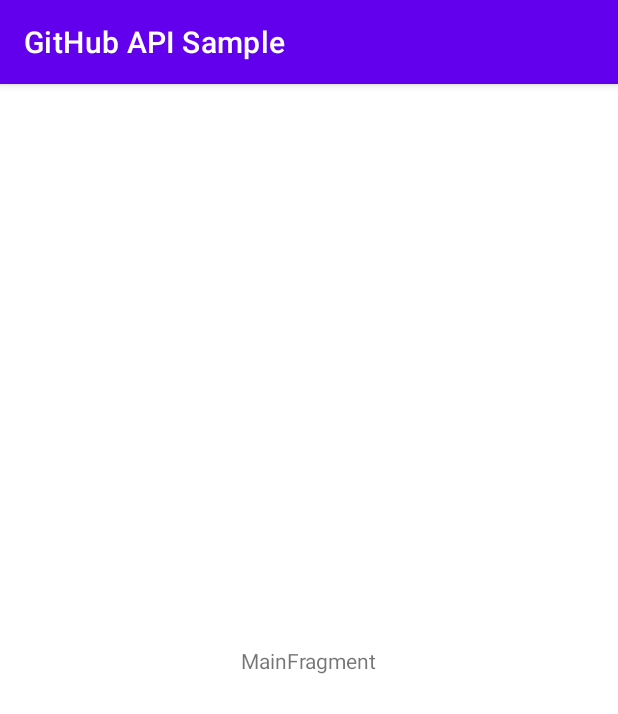
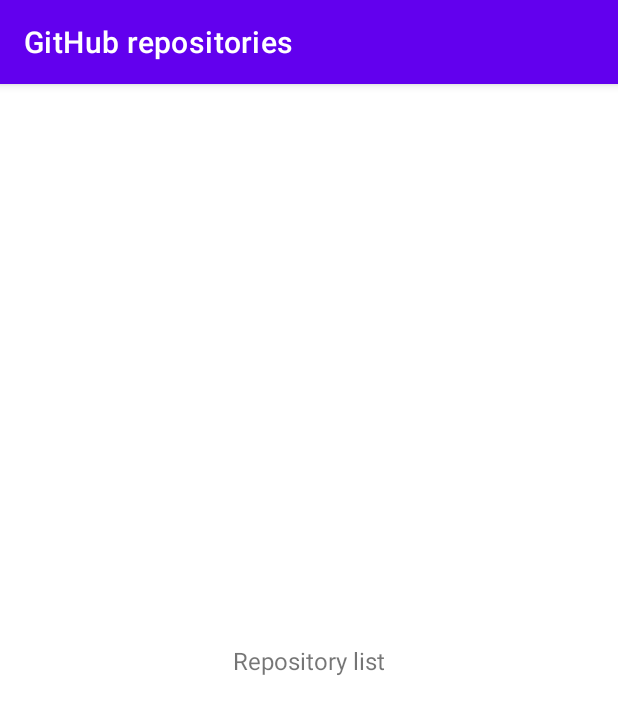
Before and after one commit to oizo/github-api-sample, an Android app: the screen it shows after launch (MainActivity), on a phone screen of 412 x 824 dp. Shown: the top 714 px of the screen. Run offline under Robolectric (Android 15) with nearby library versions, the phone set to English and light mode, and no system bars; our stand-ins replace Timber, data binding, navigation-ui; 1 statement that could not run was skipped.

```diff
--- a/app/src/main/java/io/hvam/android/githubapisample/MainActivity.kt
+++ b/app/src/main/java/io/hvam/android/githubapisample/MainActivity.kt
@@ -2,6 +2,8 @@ package io.hvam.android.githubapisample
 
 import androidx.appcompat.app.AppCompatActivity
 import android.os.Bundle
+import androidx.navigation.Navigation
+import androidx.navigation.ui.NavigationUI
 import io.hvam.android.githubapisample.ui.main.MainFragment
 
 class MainActivity : AppCompatActivity() {
@@ -9,10 +11,13 @@ class MainActivity : AppCompatActivity() {
     override fun onCreate(savedInstanceState: Bundle?) {
         super.onCreate(savedInstanceState)
         setContentView(R.layout.main_activity)
-        if (savedInstanceState == null) {
-            supportFragmentManager.beginTransaction()
-                    .replace(R.id.container, MainFragment.newInstance())
-                    .commitNow()
-        }
+        setupNavigation()
     }
+
+    private fun setupNavigation() {
+        val navController = Navigation.findNavController(this, R.id.nav_host_fragment)
+        NavigationUI.setupActionBarWithNavController(this, navController)
+    }
+
+    override fun onSupportNavigateUp() = Navigation.findNavController(this, R.id.nav_host_fragment).navigateUp()
 }
--- /dev/null
+++ b/app/src/main/java/io/hvam/android/githubapisample/app/Application.kt
@@ -0,0 +1,22 @@
+package io.hvam.android.githubapisample.app
+
+import android.app.Application
+import io.hvam.android.githubapisample.di.koinModule
+import org.koin.android.ext.koin.androidContext
+import org.koin.android.ext.koin.androidLogger
+import org.koin.core.context.startKoin
+import timber.log.Timber
+
+class Application: Application() {
+
+    override fun onCreate() {
+        super.onCreate()
+        // Consider differentiating logging of debug, and production builds
+        Timber.plant(Timber.DebugTree())
+        startKoin {
+            androidLogger()
+            androidContext(this@Application)
+            modules(koinModule)
+        }
+    }
+}
--- /dev/null
+++ b/app/src/main/java/io/hvam/android/githubapisample/di/KoinModules.kt
@@ -0,0 +1,11 @@
+package io.hvam.android.githubapisample.di
+
+import io.hvam.android.githubapisample.ui.main.RepoDetailsViewModel
+import io.hvam.android.githubapisample.ui.repo.list.RepoListViewModel
+import org.koin.androidx.viewmodel.dsl.viewModel
+import org.koin.dsl.module
+
+val koinModule = module {
+    viewModel { RepoListViewModel() }
+    viewModel { RepoDetailsViewModel() }
+}
--- a/app/src/main/java/io/hvam/android/githubapisample/ui/main/MainFragment.kt
+++ /dev/null
@@ -1,30 +0,0 @@
-package io.hvam.android.githubapisample.ui.main
-
-import androidx.lifecycle.ViewModelProvider
-import android.os.Bundle
-import androidx.fragment.app.Fragment
-import android.view.LayoutInflater
-import android.view.View
-import android.view.ViewGroup
-import io.hvam.android.githubapisample.R
-
-class MainFragment : Fragment() {
-
-    companion object {
-        fun newInstance() = MainFragment()
-    }
-
-    private lateinit var viewModel: MainViewModel
-
-    override fun onCreateView(inflater: LayoutInflater, container: ViewGroup?,
-                              savedInstanceState: Bundle?): View {
-        return inflater.inflate(R.layout.main_fragment, container, false)
-    }
-
-    override fun onActivityCreated(savedInstanceState: Bundle?) {
-        super.onActivityCreated(savedInstanceState)
-        viewModel = ViewModelProvider(this).get(MainViewModel::class.java)
-        // TODO: Use the ViewModel
-    }
-
-}
--- a/app/src/main/java/io/hvam/android/githubapisample/ui/main/MainViewModel.kt
+++ /dev/null
@@ -1,7 +0,0 @@
-package io.hvam.android.githubapisample.ui.main
-
-import androidx.lifecycle.ViewModel
-
-class MainViewModel : ViewModel() {
-    // TODO: Implement the ViewModel
-}
--- /dev/null
+++ b/app/src/main/java/io/hvam/android/githubapisample/ui/repo/list/RepoListFragment.kt
@@ -0,0 +1,32 @@
+package io.hvam.android.githubapisample.ui.repo.list
+
+import android.os.Bundle
+import android.view.LayoutInflater
+import android.view.View
+import android.view.ViewGroup
+import androidx.fragment.app.Fragment
+import androidx.navigation.fragment.findNavController
+import io.hvam.android.githubapisample.databinding.FragmentRepoListBinding
+import org.koin.androidx.viewmodel.ext.android.viewModel
+
+class RepoListFragment : Fragment() {
+
+    private val viewModel: RepoListViewModel by viewModel()
+
+    override fun onCreateView(
+        inflater: LayoutInflater, container: ViewGroup?,
+        savedInstanceState: Bundle?
+    ): View? {
+        // binding might leak, should be taken care of
+        val binding = FragmentRepoListBinding.inflate(inflater, container,false)
+        binding.vm = viewModel
+        viewModel.onNavigate.observe(this) {
+            if (it) {
+                val direction = RepoListFragmentDirections.repoDetails("unknown")
+                findNavController().navigate(direction)
+            }
+        }
+        return binding.root
+    }
+
+}
--- /dev/null
+++ b/app/src/main/java/io/hvam/android/githubapisample/ui/repo/list/RepoListViewModel.kt
@@ -0,0 +1,16 @@
+package io.hvam.android.githubapisample.ui.repo.list
+
+import androidx.lifecycle.MutableLiveData
+import androidx.lifecycle.ViewModel
+import timber.log.Timber
+
+class RepoListViewModel : ViewModel() {
+
+    val onNavigate = MutableLiveData(false)
+
+    fun onItemClicked() {
+        Timber.i("onItemClicked")
+        onNavigate.value = true
+        onNavigate.value = false
+    }
+}
--- /dev/null
+++ b/app/src/main/res/layout/fragment_repo_list.xml
@@ -0,0 +1,25 @@
+<layout xmlns:app="http://schemas.android.com/apk/res-auto"
+    xmlns:android="http://schemas.android.com/apk/res/android">
+    <data>
+        <variable
+            name="vm"
+            type="io.hvam.android.githubapisample.ui.repo.list.RepoListViewModel" />
+    </data>
+
+    <androidx.constraintlayout.widget.ConstraintLayout
+        android:layout_width="match_parent"
+        android:layout_height="match_parent"
+        android:clickable="true">
+
+        <androidx.appcompat.widget.AppCompatTextView
+            android:layout_width="wrap_content"
+            android:layout_height="wrap_content"
+            android:onClick="@{() -> vm.onItemClicked()}"
+            android:text="Repository list"
+            android:textSize="16sp"
+            app:layout_constraintBottom_toBottomOf="parent"
+            app:layout_constraintEnd_toEndOf="parent"
+            app:layout_constraintStart_toStartOf="parent"
+            app:layout_constraintTop_toTopOf="parent" />
+    </androidx.constraintlayout.widget.ConstraintLayout>
+</layout>
--- a/app/src/main/res/layout/main_activity.xml
+++ b/app/src/main/res/layout/main_activity.xml
@@ -1,7 +1,22 @@
 <?xml version="1.0" encoding="utf-8"?>
-<FrameLayout xmlns:android="http://schemas.android.com/apk/res/android"
+<FrameLayout
+    xmlns:android="http://schemas.android.com/apk/res/android"
     xmlns:tools="http://schemas.android.com/tools"
-    android:id="@+id/container"
+    xmlns:app="http://schemas.android.com/apk/res-auto"
     android:layout_width="match_parent"
     android:layout_height="match_parent"
-    tools:context=".MainActivity" />
+    tools:context=".MainActivity">
+
+    <fragment
+        android:id="@+id/nav_host_fragment"
+        android:name="androidx.navigation.fragment.NavHostFragment"
+        android:layout_width="match_parent"
+        android:layout_height="match_parent"
+        app:defaultNavHost="true"
+        app:navGraph="@navigation/main_nav_graph"
+        app:layout_constraintStart_toStartOf="parent"
+        app:layout_constraintEnd_toEndOf="parent"
+        app:layout_constraintTop_toTopOf="parent"
+        app:layout_constraintBottom_toTopOf="parent"/>
+
+</FrameLayout>
--- /dev/null
+++ b/app/src/main/res/navigation/main_nav_graph.xml
@@ -0,0 +1,26 @@
+<?xml version="1.0" encoding="utf-8"?>
+<navigation xmlns:android="http://schemas.android.com/apk/res/android"
+            xmlns:app="http://schemas.android.com/apk/res-auto"
+            xmlns:tools="http://schemas.android.com/tools"
+            android:id="@+id/main_nav_graph"
+            app:startDestination="@id/repoList">
+
+    <fragment android:id="@+id/repoList"
+              android:name="io.hvam.android.githubapisample.ui.repo.list.RepoListFragment"
+              android:label="GitHub repositories"
+              tools:layout="@layout/fragment_repo_list">
+
+        <action android:id="@+id/repoDetails"
+                app:destination="@id/repoDetails"/>
+    </fragment>
+
+    <fragment android:id="@+id/repoDetails"
+              android:name="io.hvam.android.githubapisample.ui.main.RepoDetailsFragment"
+              android:label="GitHub repository details"
+              tools:layout="@layout/fragment_repo_details">
+
+        <argument
+                android:name="repo"
+                app:argType="string" />
+    </fragment>
+</navigation>
--- a/buildSrc/src/main/kotlin/dependencies.kt
+++ b/buildSrc/src/main/kotlin/dependencies.kt
@@ -32,7 +32,7 @@ object Versions {
     const val ktlint = "9.4.1"
     const val navigation = "2.4.0-beta02"
     const val coroutines = "1.5.2"
-    const val koin = "2.2.2"
+    const val koin = "3.1.4"
     const val google_material = "1.4.0"
 }
 
@@ -44,6 +44,7 @@ object Plugins {
         const val android = "org.jetbrains.kotlin.android"
     }
     const val navigation_safe_args = "androidx.navigation.safeargs.kotlin"
+    const val kapt = "kotlin-kapt"
 }
 
 object Dependencies {
@@ -82,10 +83,7 @@ object Dependencies {
         const val material = "com.google.android.material:material:${Versions.google_material}"
     }
     object Koin {
-        const val core = "io.insert-koin:koin-core:${Versions.koin}"
         const val android = "io.insert-koin:koin-android:${Versions.koin}"
-        const val viewmodel = "io.insert-koin:koin-androidx-viewmodel:${Versions.koin}"
-        const val scope = "io.insert-koin:koin-androidx-scope:${Versions.koin}"
 
     }
     const val junit = "junit:junit:${Versions.junit}"
```
Also changed, not shown: app/build.gradle.kts (+4 -3 lines), app/src/main/java/io/hvam/android/githubapisample/ui/repo/details/RepoDetailsFragment.kt (added, +42 -0 lines), app/src/main/java/io/hvam/android/githubapisample/ui/repo/details/RepoDetailsViewModel.kt (added, +30 -0 lines), app/src/main/res/layout/fragment_repo_details.xml (added, +24 -0 lines).
